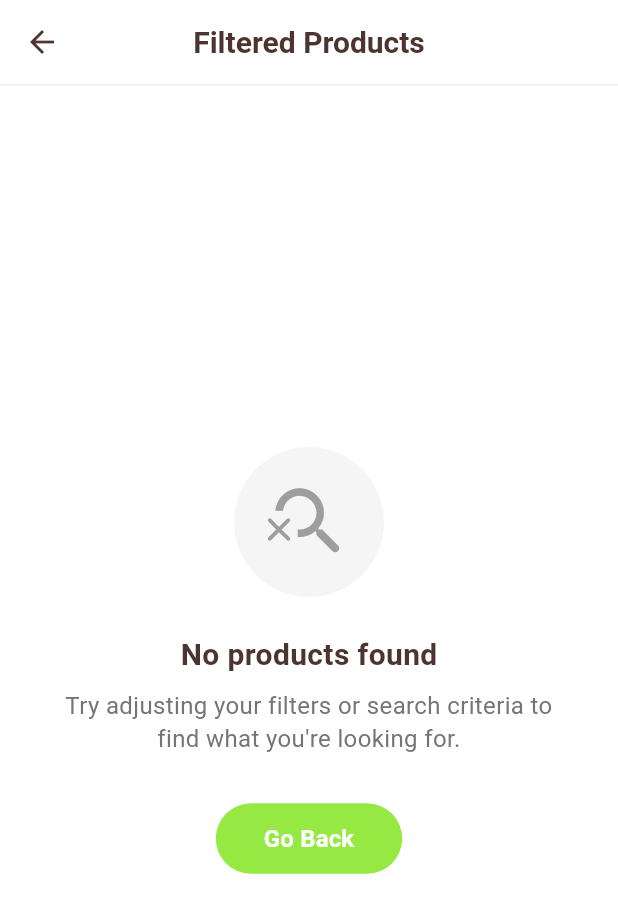
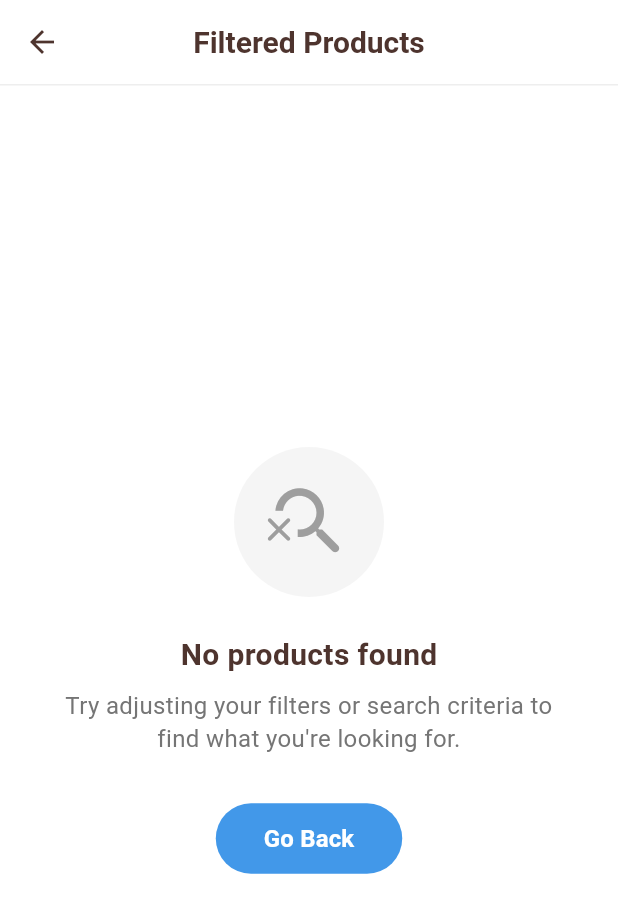
Before and after one commit to JomonJohnson9567/Mini_Wheels_User, a Flutter app: the FilterScreen screen opened directly, after a tap on "Apply", on a phone screen of 412 x 824 dp. Shown: the top 913 px of the screen. Run offline on Flutter 3.47's test engine with Material 3 defaults, Android fonts, the phone set to English and light mode, and no system bars; our stand-ins replace bloc, cloud_firestore, equatable, firebase_auth, firebase_core, flutter_bloc and 5 more; missing offline and left inert: razorpay_flutter; accounts and stored records are empty.

Commit message:
first commit

```diff
--- a/lib/features/core/colors.dart
+++ b/lib/features/core/colors.dart
@@ -1,7 +1,7 @@
 import 'package:flutter/material.dart';
 
-const Color primaryColor = Color.fromARGB(255, 149, 233, 66);
-const Color colorProduct = Color(0xFFFF9900);
+const Color primaryColor = Color.fromARGB(255, 66, 152, 233);
+const Color colorProduct = Color.fromARGB(255, 66, 152, 233);
 const Color secondaryColor = Color(0xFF4E342E);
 const Color appTitleColor = Color(0xFF4E342E);
 const Color whiteColor = Colors.white;
--- a/lib/features/presentation/bloc/checkout_bloc.dart
+++ b/lib/features/presentation/bloc/checkout_bloc.dart
@@ -160,7 +160,7 @@ class CheckoutBloc extends Bloc<CheckoutEvent, CheckoutState> {
         'key': 'rzp_test_zGUWcHp8eqJukI',
         'amount': (grandTotal * 100).toInt(),
         'currency': 'INR',
-        'name': 'Petzy',
+        'name': 'Mini Wheelz',
         'description': 'Cart Checkout - ${cartState.items.length} items',
         'prefill': {'contact': contact, 'email': email, 'name': name},
         'theme': {'color': '#EF8A45'},
--- a/lib/features/presentation/screens/cart_screen/cart_screen.dart
+++ b/lib/features/presentation/screens/cart_screen/cart_screen.dart
@@ -28,7 +28,7 @@ class CartScreen extends StatelessWidget {
                 ? const EmptyCartWidget()
                 : CartContent(
                   state: state,
-                ); // 👈 Removed Column wrapper and checkout button
+                );
           }
           return const UnknownErrorWidget();
         },
--- a/lib/features/presentation/screens/category_screen/category_screen.dart
+++ b/lib/features/presentation/screens/category_screen/category_screen.dart
@@ -247,7 +247,7 @@ class CategoryScreenContent extends StatelessWidget {
         if (productState is ProductLoaded) {
           context.read<FilterBloc>().add(
             UpdateFilterCriteria(
-              categories: [category], // already passed as param
+              categories: [category],
               sortOption: 'Favorites First',
             ),
           );
--- a/lib/features/presentation/screens/filter_screen/filter_screen.dart
+++ b/lib/features/presentation/screens/filter_screen/filter_screen.dart
@@ -22,8 +22,7 @@ class FilterScreen extends StatelessWidget {
     final filterBloc = context.read<FilterBloc>();
 
     return BlocListener<FilterBloc, FilterState>(
-      listenWhen:
-          (prev, curr) =>
+      listenWhen: (prev, curr) =>
           prev.minPrice != curr.minPrice || prev.maxPrice != curr.maxPrice,
       listener: (context, state) {
         context.read<PriceSliderCubit>().updateRange(
@@ -125,8 +124,7 @@ class FilterScreen extends StatelessWidget {
                     onTap: () {
                       showModalBottomSheet(
                         context: context,
-                        builder:
-                            (_) => BlocProvider.value(
+                        builder: (_) => BlocProvider.value(
                           value: filterBloc,
                           child: SortBottomSheet(
                             selectedOption: state.sortOption,
@@ -155,27 +153,23 @@ class FilterScreen extends StatelessWidget {
             builder: (context, state) {
               return ElevatedButton(
                 style: ElevatedButton.styleFrom(
-                  backgroundColor: Colors.orange,
+                  backgroundColor: primaryColor,
                   foregroundColor: Colors.white,
                   shape: RoundedRectangleBorder(
                     borderRadius: BorderRadius.circular(12),
                   ),
                   padding: const EdgeInsets.symmetric(vertical: 16),
                 ),
-                onPressed:
-                    state.status == FilterStatus.loading
+                onPressed: state.status == FilterStatus.loading
                     ? null
                     : () => _applyFiltersAndNavigate(context),
-                child:
-                    state.status == FilterStatus.loading
+                child: state.status == FilterStatus.loading
                     ? const SizedBox(
                         height: 20,
                         width: 20,
                         child: CircularProgressIndicator(
                           strokeWidth: 2,
-                            valueColor: AlwaysStoppedAnimation<Color>(
-                              whiteColor,
-                            ),
+                          valueColor: AlwaysStoppedAnimation<Color>(whiteColor),
                         ),
                       )
                     : const Text(
@@ -209,8 +203,7 @@ class FilterScreen extends StatelessWidget {
     Navigator.push(
       context,
       MaterialPageRoute(
-        builder:
-            (_) => BlocProvider.value(
+        builder: (_) => BlocProvider.value(
           value: filterBloc,
           child: const FilteredProductListScreen(),
         ),
@@ -263,8 +256,7 @@ class FilterScreen extends StatelessWidget {
                 Wrap(
                   spacing: 8,
                   runSpacing: 8,
-                  children:
-                      selectedCategories.map((category) {
+                  children: selectedCategories.map((category) {
                     return InputChip(
                       label: Text(category),
                       backgroundColor: primaryColor,
@@ -274,9 +266,8 @@ class FilterScreen extends StatelessWidget {
                       ),
                       deleteIcon: const Icon(Icons.close, size: 16),
                       onDeleted: () {
-                            final updated = List<String>.from(
-                              selectedCategories,
-                            )..remove(category);
+                        final updated = List<String>.from(selectedCategories)
+                          ..remove(category);
                         filterBloc.add(
                           UpdateFilterCriteria(categories: updated),
                         );
@@ -301,8 +292,7 @@ class FilterScreen extends StatelessWidget {
 
     showDialog(
       context: context,
-      builder:
-          (_) => BlocProvider.value(
+      builder: (_) => BlocProvider.value(
         value: categoryBloc,
         child: CategorySelectionDialog(
           initiallySelected: selected,
--- a/lib/features/presentation/screens/filter_screen/widgets/price_slider.dart
+++ b/lib/features/presentation/screens/filter_screen/widgets/price_slider.dart
@@ -1,3 +1,6 @@
+// ignore_for_file: deprecated_member_use, use_build_context_synchronously
+
+// ignore: unnecessary_import
 import 'dart:ui';
 import 'package:flutter/material.dart';
 import 'package:flutter_bloc/flutter_bloc.dart';
@@ -8,7 +11,6 @@ import 'package:mini_wheelz_user/features/presentation/bloc/cubit/price_slider_c
 import 'package:mini_wheelz_user/features/presentation/bloc/filter_bloc.dart';
 import 'package:mini_wheelz_user/features/presentation/bloc/filter_event.dart';
 import 'package:mini_wheelz_user/features/presentation/bloc/product_bloc.dart';
-
 
 class PriceSlider extends StatelessWidget {
   final double absoluteMax;
@@ -108,8 +110,8 @@ class PriceSlider extends StatelessWidget {
                       inactiveTrackColor: Colors.orange.shade100,
                       thumbColor: whiteColor,
                       trackHeight: 6,
-                      overlayColor: Colors.orange.withOpacity(0.2),
-                      valueIndicatorColor: Colors.orange,
+                      overlayColor: primaryColor.withOpacity(0.2),
+                      valueIndicatorColor: primaryColor,
                       valueIndicatorTextStyle: const TextStyle(
                         color: Colors.white,
                       ),
@@ -143,10 +145,9 @@ class PriceSlider extends StatelessWidget {
                         Future.delayed(const Duration(milliseconds: 300), () {
                           final productBloc = context.read<ProductBloc>();
                           final favoritesCubit = context.read<FavoritesCubit>();
-                          final favoriteIds =
-                              favoritesCubit.state
-                                  .map((e) => e.productId)
-                                  .toList();
+                          final favoriteIds = favoritesCubit.state
+                              .map((e) => e.productId)
+                              .toList();
 
                           filterBloc.add(
                             ApplyFilters(
@@ -186,7 +187,7 @@ class PriceSlider extends StatelessWidget {
       padding: const EdgeInsets.symmetric(horizontal: 16, vertical: 12),
       decoration: BoxDecoration(
         gradient: LinearGradient(
-          colors: [primaryColor, Colors.pink],
+          colors: [primaryColor, primaryColor.withOpacity(0.7)],
           begin: Alignment.topLeft,
           end: Alignment.bottomRight,
         ),
--- a/lib/features/presentation/screens/home_screen/widgets/product_widget/product_card.dart
+++ b/lib/features/presentation/screens/home_screen/widgets/product_widget/product_card.dart
@@ -125,7 +125,7 @@ class ProductGridCard extends StatelessWidget {
                 },
                 child: Icon(
                   isFav ? Icons.favorite : Icons.favorite_border,
-                  color: isFav ? redColor : whiteColor,
+                  color: isFav ? redColor : blackColor,
                   size: 20,
                 ),
               );
--- a/lib/features/presentation/screens/product_details/widgets/product_stock_and_category.dart
+++ b/lib/features/presentation/screens/product_details/widgets/product_stock_and_category.dart
@@ -1,4 +1,5 @@
 import 'package:flutter/material.dart';
+import 'package:mini_wheelz_user/features/core/colors.dart';
 import 'package:mini_wheelz_user/features/domain/entity/product_entity.dart';
 
 class ProductStockAndCategory extends StatelessWidget {
@@ -17,7 +18,7 @@ class ProductStockAndCategory extends StatelessWidget {
             Text(
               product.quantity > 0 ? "In stock" : "Out of stock",
               style: TextStyle(
-                color: product.quantity > 0 ? Colors.orange : Colors.red,
+                color: product.quantity > 0 ? primaryColor : Colors.red,
                 fontWeight: FontWeight.bold,
               ),
             ),
```
Also changed, not shown: lib/features/presentation/bloc/order_cancel_bloc.dart (+23 -0 lines), lib/features/presentation/screens/cart_screen/widgets/quantity_controls.dart (+3 -5 lines), lib/features/presentation/screens/product_details/widgets/product_image_carousel.dart (+8 -12 lines), lib/features/presentation/screens/search_screen/product_search.dart (+5 -10 lines), lib/features/presentation/screens/search_screen/widgets/product_card.dart (+5 -7 lines), lib/features/presentation/screens/fevorites_screen/widgets/fevorites_extention.dart (deleted). Lines whose indentation alone changed are shown as unchanged.
